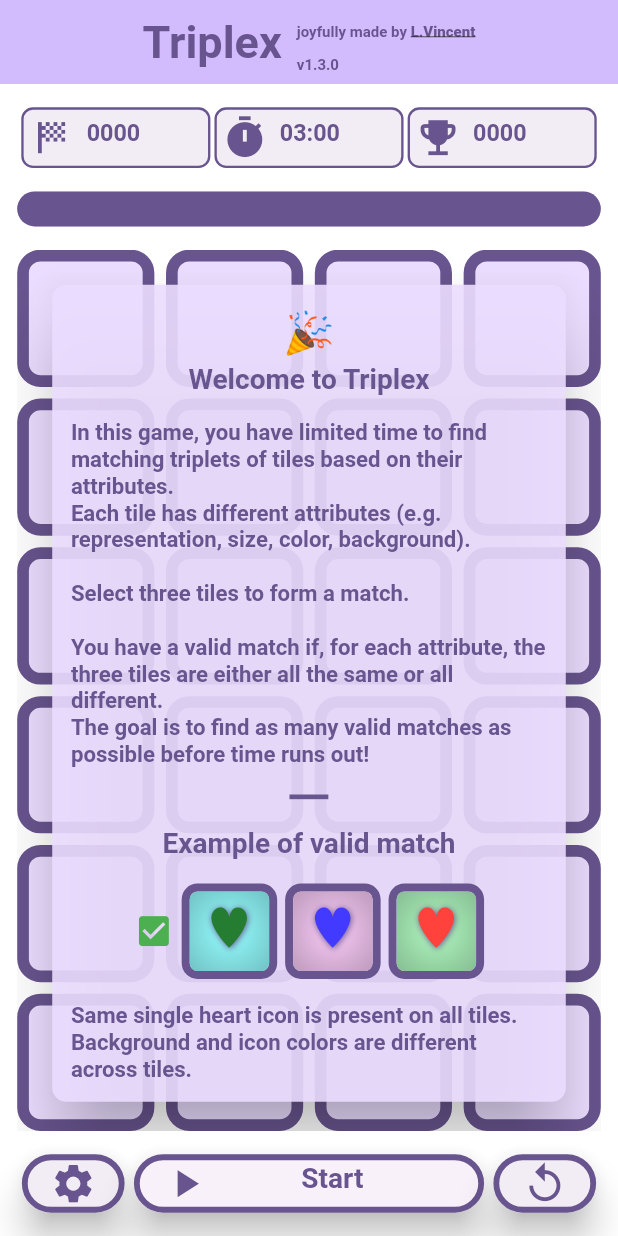
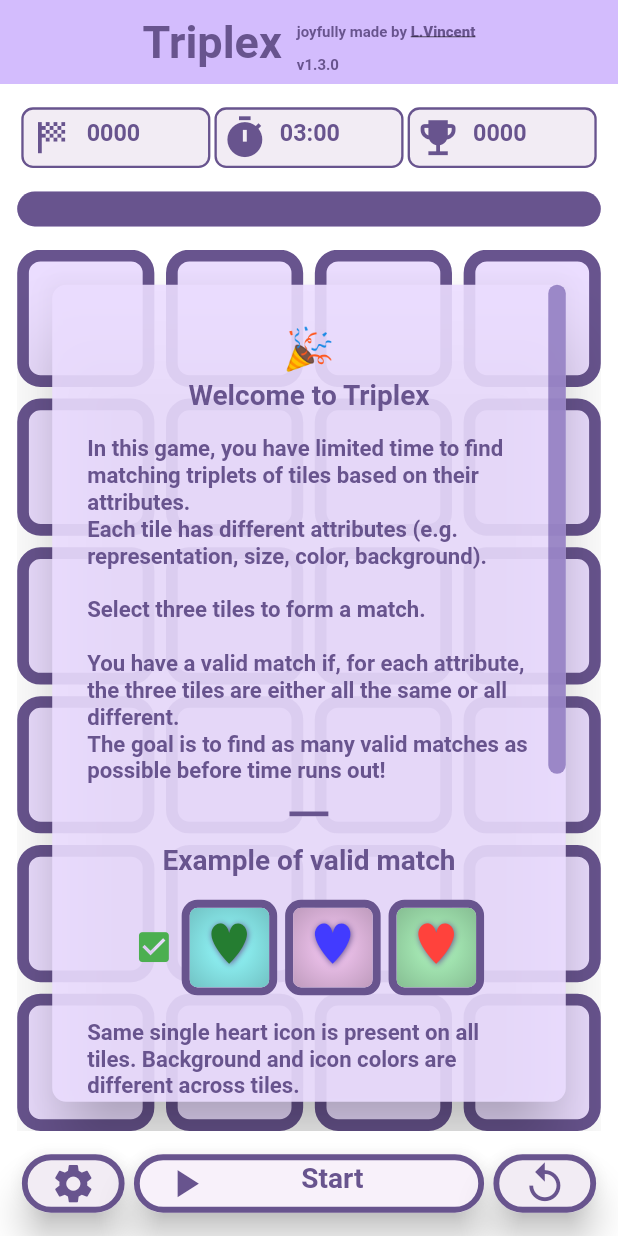
Before and after one commit to laurentxxc/flutter_triplex, a Flutter app: the screen it shows after launch, on a phone screen of 412 x 824 dp. Run offline on Flutter 3.47's test engine with Material 3 defaults, Android fonts, the light colour scheme and no system bars; our stand-ins replace audioplayers, google_fonts, package_info_plus, shared_preferences, web; missing offline and left inert: dart:js_interop; Roboto replaces fonts that are missing (Revalia).

Commit message:
tweaking tutorial scrollbar to make it appearing on phone (#17)

```diff
--- a/lib/main.dart
+++ b/lib/main.dart
@@ -64,13 +64,8 @@ class _TriplexAppState extends State<TriplexApp> {
         colorScheme: ColorScheme.fromSeed(seedColor: mainThemeColor),
         textTheme: GoogleFonts.revaliaTextTheme(theme.textTheme),
         scrollbarTheme: ScrollbarThemeData(
-          thickness: WidgetStateProperty.all(14.0),
-          thumbColor: WidgetStateProperty.all(theme.colorScheme.primary.withAlpha(150)),
-          thumbVisibility: WidgetStateProperty.all(true),
-          //trackVisibility: WidgetStateProperty.all(true),
-          trackBorderColor: WidgetStateProperty.all(theme.colorScheme.surfaceContainer),
-          radius: const Radius.circular(8),
-        ),
+          // #17: thumbcolor is not visible on iOS device (web app). I don't know why.
+          thumbColor: WidgetStatePropertyAll(theme.colorScheme.primary.withValues(alpha:0.6))),
       ),
       locale: _locale,
       localizationsDelegates: const [
--- a/lib/widgets/tutorial_board.dart
+++ b/lib/widgets/tutorial_board.dart
@@ -13,20 +13,28 @@ import '../asset_model.dart';
 
 const Widget welcomeLogo = Text('🎉', style: TextStyle(fontSize: 35));
 const Widget luckLogo = Text('🍀', style: TextStyle(fontSize: 35));
-const Widget goodLogo = Icon(Icons.check_box, size:50, color: Colors.green);
-const Widget wrongLogo = Icon(Icons.cancel, size:50, color:Colors.red);
-const Widget vSpace = SizedBox(height:20.0);
+const Widget goodLogo = Icon(Icons.check_box, size: 50, color: Colors.green);
+const Widget wrongLogo = Icon(Icons.cancel, size: 50, color: Colors.red);
+const Widget vSpace = SizedBox(height: 20.0);
 
 const bool enableScrolling = true;
 const bool showScrollbar = true;
 
 enum TutorialMatchSample {
   good(
-    assets: [[1,1,3,1], [1,1,1,2], [1,1,2,3]],
+    assets: [
+      [1, 1, 3, 1],
+      [1, 1, 1, 2],
+      [1, 1, 2, 3],
+    ],
     logo: goodLogo,
   ),
   wrong(
-    assets: [[2,1,2,1], [2,1,2,1], [3,1,2,1]],
+    assets: [
+      [2, 1, 2, 1],
+      [2, 1, 2, 1],
+      [3, 1, 2, 1],
+    ],
     logo: wrongLogo,
   );
 
@@ -35,41 +43,44 @@ enum TutorialMatchSample {
   final Widget logo;
 }
 
-Text getText(String text,TextStyle style, {TextAlign align = TextAlign.center}){
+Text getText(
+  String text,
+  TextStyle style, {
+  TextAlign align = TextAlign.center,
+}) {
   return Text(text, textAlign: align, style: style);
 }
 
 Widget getTutorialSampleView(TutorialMatchSample sample, Color borderColor) {
   List<Widget> content = [sample.logo];
-  content.addAll(sample.assets.map(
+  content.addAll(
+    sample.assets.map(
       (assetValues) => Container(
         decoration: BoxDecoration(
           borderRadius: BorderRadius.circular(20),
-              border: Border.all( color:borderColor, width: 10.0),
+          border: Border.all(color: borderColor, width: 10.0),
         ),
         child: ClipRRect(
           borderRadius: BorderRadius.circular(10.0),
-              child: TileView.fromAsset(Asset(values: assetValues))),
-          )
-        ));
+          child: TileView.fromAsset(Asset(values: assetValues)),
+        ),
+      ),
+    ),
+  );
 
   return SizedBox(
     width: 300,
     child: FittedBox(
       fit: BoxFit.contain,
-      child: Row(
-        spacing: 10.0,
-        children: content,
-      ),
+      child: Row(spacing: 10.0, children: content),
     ),
   );
 }
 
-
 class TriplexTutorial extends StatelessWidget {
   final Size size;
 
-  TriplexTutorial({this.size = const Size(500,760)});
+  TriplexTutorial({this.size = const Size(500, 760)});
 
   @override
   Widget build(BuildContext context) {
@@ -86,13 +97,17 @@ class TriplexTutorial extends StatelessWidget {
       fontWeight: FontWeight.bold,
     );
     final Color borderColor = theme.colorScheme.primary;
-    final Icon lineSep = Icon(Icons.horizontal_rule, size: 50, color: borderColor,);
+    final Icon lineSep = Icon(
+      Icons.horizontal_rule,
+      size: 50,
+      color: borderColor,
+    );
 
     Widget content = Column(
       children: [
         // welcome header
         welcomeLogo,
-        getText(l10n.tutorial_welcome,textStyleHead),
+        getText(l10n.tutorial_welcome, textStyleHead),
 
         vSpace,
         // tutorial main
@@ -125,23 +140,19 @@ class TriplexTutorial extends StatelessWidget {
       ],
     );
 
+    // #17: controller needed otherwise scrollbar is not visible on phone (web app)
+    final ScrollController scrollController = ScrollController();
     // Wrap with scrolling widgets if enabled
     if (enableScrolling) {
       content = SingleChildScrollView(
-        primary: true,
-        padding: const EdgeInsets.all(16),
+        controller: scrollController,
+        primary: false, //#17: need to be set to false (dedicated controller)
+        padding: const EdgeInsets.all(30),
         child: content,
       );
 
       if (showScrollbar) {
-        content = Scrollbar(
-          // 2026-02-04: using parameter defined in main themeData
-          // thumbVisibility: true, // Always show scrollbar thumb
-          // trackVisibility: false,
-          // thickness: 10, // Scrollbar thickness
-          // radius: const Radius.circular(5), // Rounded scrollbar
-          child: content,
-        );
+        content = Scrollbar( thumbVisibility: true, thickness: 15.0, radius: Radius.circular(8.0), child: content,);
       }
     }
     return SizedBox(
```
Lines whose indentation alone changed are shown as unchanged.
